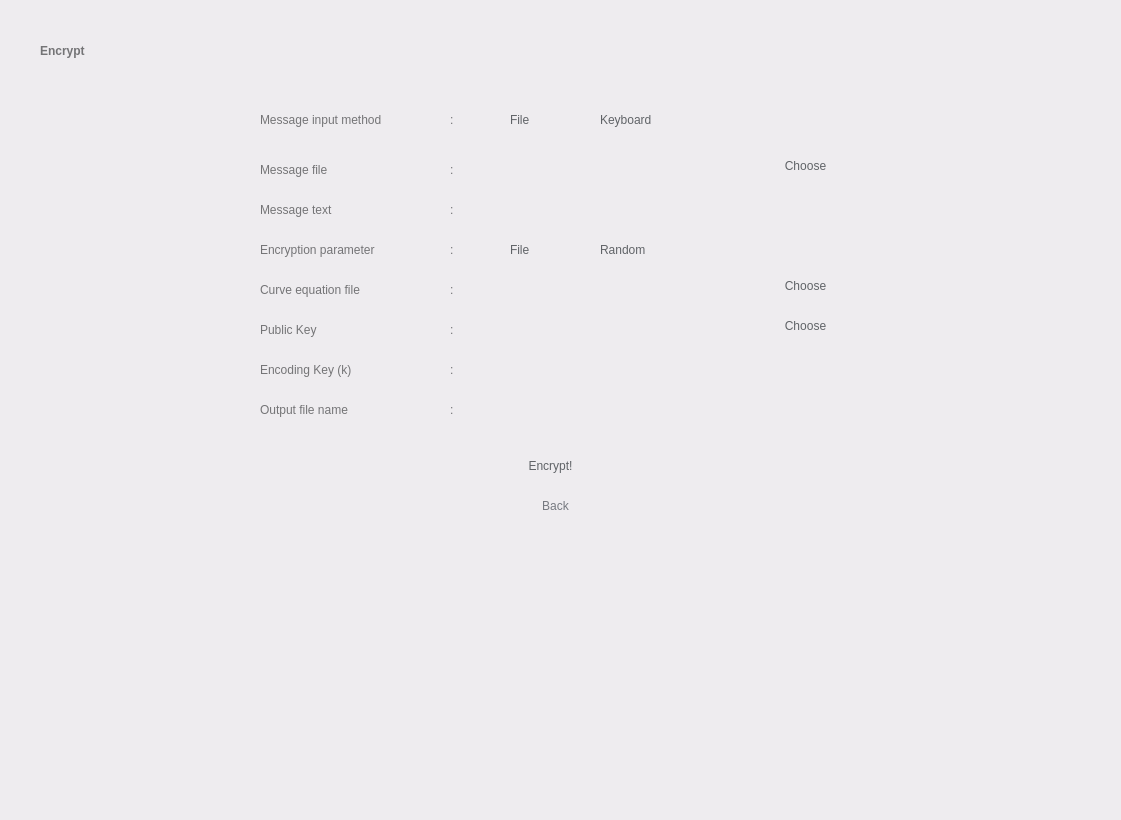
First picture: the form in UI/ECC/ECC-encrypt.ui, repository salsabiilashifa11/CryptoCalculator, before the edit.
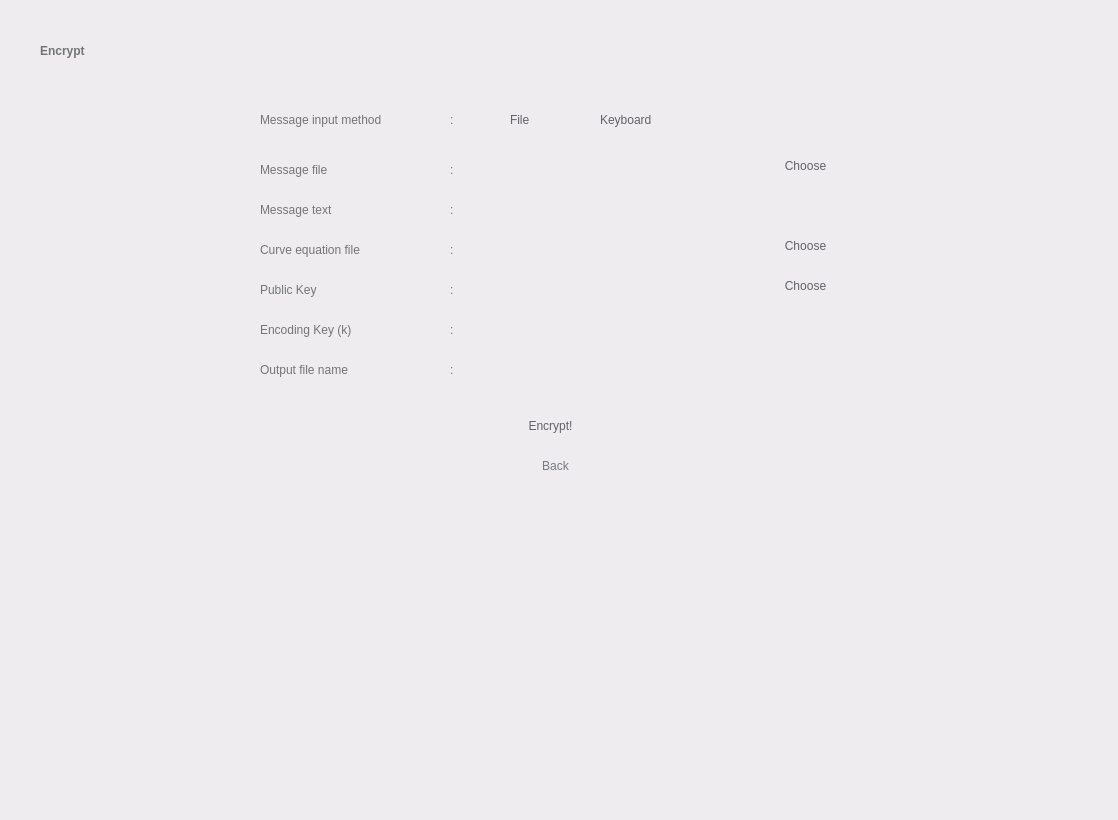
Second picture: the form after the edit.

```diff
--- a/UI/ECC/ECC-encrypt.ui
+++ b/UI/ECC/ECC-encrypt.ui
@@ -6,7 +6,7 @@
    <rect>
     <x>0</x>
     <y>0</y>
-    <width>1121</width>
+    <width>1118</width>
     <height>820</height>
    </rect>
   </property>
@@ -57,7 +57,7 @@
     <property name="geometry">
      <rect>
       <x>470</x>
-      <y>440</y>
+      <y>400</y>
       <width>161</width>
       <height>51</height>
      </rect>
@@ -245,7 +245,7 @@
     <property name="geometry">
      <rect>
       <x>260</x>
-      <y>320</y>
+      <y>280</y>
       <width>171</width>
       <height>20</height>
      </rect>
@@ -329,7 +329,7 @@
     <property name="geometry">
      <rect>
       <x>450</x>
-      <y>320</y>
+      <y>280</y>
       <width>16</width>
       <height>20</height>
      </rect>
@@ -350,7 +350,7 @@
     <property name="geometry">
      <rect>
       <x>520</x>
-      <y>490</y>
+      <y>450</y>
       <width>71</width>
       <height>31</height>
      </rect>
@@ -370,7 +370,7 @@
     <property name="geometry">
      <rect>
       <x>470</x>
-      <y>350</y>
+      <y>310</y>
       <width>291</width>
       <height>31</height>
      </rect>
@@ -386,7 +386,7 @@
     <property name="geometry">
      <rect>
       <x>260</x>
-      <y>360</y>
+      <y>320</y>
       <width>171</width>
       <height>20</height>
      </rect>
@@ -407,7 +407,7 @@
     <property name="geometry">
      <rect>
       <x>450</x>
-      <y>360</y>
+      <y>320</y>
       <width>16</width>
       <height>20</height>
      </rect>
@@ -428,7 +428,7 @@
     <property name="geometry">
      <rect>
       <x>470</x>
-      <y>390</y>
+      <y>350</y>
       <width>291</width>
       <height>31</height>
      </rect>
@@ -444,7 +444,7 @@
     <property name="geometry">
      <rect>
       <x>260</x>
-      <y>400</y>
+      <y>360</y>
       <width>171</width>
       <height>20</height>
      </rect>
@@ -465,7 +465,7 @@
     <property name="geometry">
      <rect>
       <x>450</x>
-      <y>400</y>
+      <y>360</y>
       <width>16</width>
       <height>20</height>
      </rect>
@@ -486,7 +486,7 @@
     <property name="geometry">
      <rect>
       <x>260</x>
-      <y>530</y>
+      <y>490</y>
       <width>591</width>
       <height>181</height>
      </rect>
@@ -498,96 +498,11 @@
 </string>
     </property>
    </widget>
-   <widget class="QRadioButton" name="inputButton_5">
-    <property name="geometry">
-     <rect>
-      <x>580</x>
-      <y>240</y>
-      <width>101</width>
-      <height>20</height>
-     </rect>
-    </property>
-    <property name="styleSheet">
-     <string notr="true">font: 15pt &quot;Product Sans&quot;;
-background-color: rgba(255, 255, 255, 0);
-border-radius: 4px;
-color: rgb(96, 99, 103);
-</string>
-    </property>
-    <property name="text">
-     <string>Random</string>
-    </property>
-   </widget>
-   <widget class="QRadioButton" name="inputButton_6">
-    <property name="geometry">
-     <rect>
-      <x>490</x>
-      <y>240</y>
-      <width>81</width>
-      <height>20</height>
-     </rect>
-    </property>
-    <property name="styleSheet">
-     <string notr="true">font: 15pt &quot;Product Sans&quot;;
-border-radius: 4px;
-color: rgb(96, 99, 103);
-background-color: rgba(255, 255, 255, 0);
-</string>
-    </property>
-    <property name="text">
-     <string>File</string>
-    </property>
-    <property name="autoExclusive">
-     <bool>true</bool>
-    </property>
-   </widget>
-   <widget class="QLabel" name="label_20">
-    <property name="geometry">
-     <rect>
-      <x>450</x>
-      <y>240</y>
-      <width>16</width>
-      <height>20</height>
-     </rect>
-    </property>
-    <property name="styleSheet">
-     <string notr="true">background-color: rgba(255, 255, 255, 0);
-font: 15pt &quot;Product Sans&quot;;
-color: rgb(116, 116, 118);</string>
-    </property>
-    <property name="text">
-     <string>:</string>
-    </property>
-    <property name="alignment">
-     <set>Qt::AlignLeading|Qt::AlignLeft|Qt::AlignVCenter</set>
-    </property>
-   </widget>
-   <widget class="QLabel" name="label_21">
-    <property name="geometry">
-     <rect>
-      <x>260</x>
-      <y>240</y>
-      <width>171</width>
-      <height>20</height>
-     </rect>
-    </property>
-    <property name="styleSheet">
-     <string notr="true">background-color: rgba(255, 255, 255, 0);
-font: 15pt &quot;Product Sans&quot;;
-color: rgb(116, 116, 118);</string>
-    </property>
-    <property name="text">
-     <string>Encryption parameter</string>
-    </property>
-    <property name="alignment">
-     <set>Qt::AlignLeading|Qt::AlignLeft|Qt::AlignVCenter</set>
-    </property>
-   </widget>
    <widget class="QLabel" name="label_42">
     <property name="geometry">
      <rect>
       <x>450</x>
-      <y>280</y>
+      <y>240</y>
       <width>16</width>
       <height>20</height>
      </rect>
@@ -608,7 +523,7 @@
     <property name="geometry">
      <rect>
       <x>260</x>
-      <y>280</y>
+      <y>240</y>
       <width>171</width>
       <height>20</height>
      </rect>
@@ -629,7 +544,7 @@
     <property name="geometry">
      <rect>
       <x>770</x>
-      <y>270</y>
+      <y>230</y>
       <width>71</width>
       <height>31</height>
      </rect>
@@ -643,8 +558,30 @@
     <property name="text">
      <string>Choose</string>
     </property>
+    <property name="default">
+     <bool>true</bool>
+    </property>
    </widget>
-   <widget class="QLineEdit" name="inputFileField_3">
+   <widget class="QLineEdit" name="curveFileField">
+    <property name="geometry">
+     <rect>
+      <x>470</x>
+      <y>230</y>
+      <width>291</width>
+      <height>31</height>
+     </rect>
+    </property>
+    <property name="styleSheet">
+     <string notr="true">border-radius: 2px;
+padding-left: 10px;
+color: rgb(116, 116, 118);
+</string>
+    </property>
+    <property name="readOnly">
+     <bool>true</bool>
+    </property>
+   </widget>
+   <widget class="QLineEdit" name="keyFileField">
     <property name="geometry">
      <rect>
       <x>470</x>
@@ -663,30 +600,11 @@
      <bool>true</bool>
     </property>
    </widget>
-   <widget class="QLineEdit" name="inputFileField_4">
-    <property name="geometry">
-     <rect>
-      <x>470</x>
-      <y>310</y>
-      <width>291</width>
-      <height>31</height>
-     </rect>
-    </property>
-    <property name="styleSheet">
-     <string notr="true">border-radius: 2px;
-padding-left: 10px;
-color: rgb(116, 116, 118);
-</string>
-    </property>
-    <property name="readOnly">
-     <bool>true</bool>
-    </property>
-   </widget>
-   <widget class="QPushButton" name="messageFileButton_4">
+   <widget class="QPushButton" name="publicKeyFileButton">
     <property name="geometry">
      <rect>
       <x>770</x>
-      <y>310</y>
+      <y>270</y>
       <width>71</width>
       <height>31</height>
      </rect>
```
Left out of the diff: 6 changed lines with no effect on the pictures.
